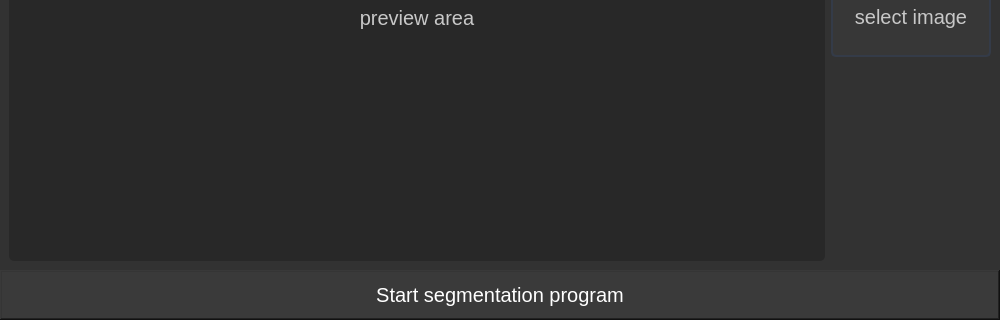
mmiikeke/CV2020_project, file user_interface/form/ui_page2.ui: the form before one commit; both pictures show x 0 to 1000 and y 315 to 635 of the 1000 by 635 pixel window.
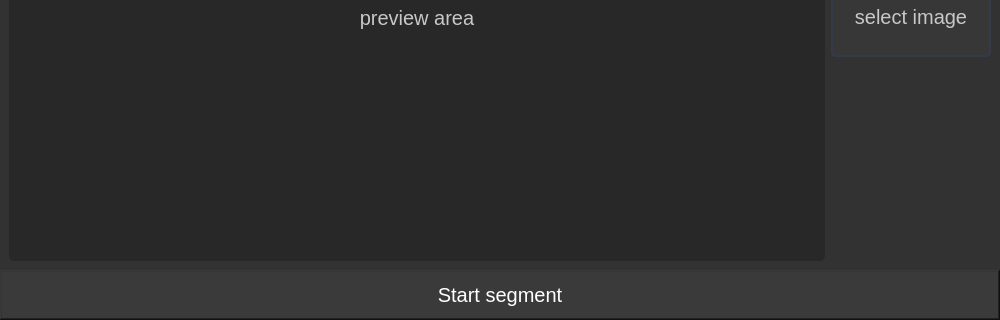
The form after the commit.

Diff of the .ui file:
```diff
--- a/user_interface/form/ui_page2.ui
+++ b/user_interface/form/ui_page2.ui
@@ -305,7 +305,7 @@
 }</string>
            </property>
            <property name="text">
-            <string>Start segmentation program</string>
+            <string>Start segment</string>
            </property>
           </widget>
          </item>
```
